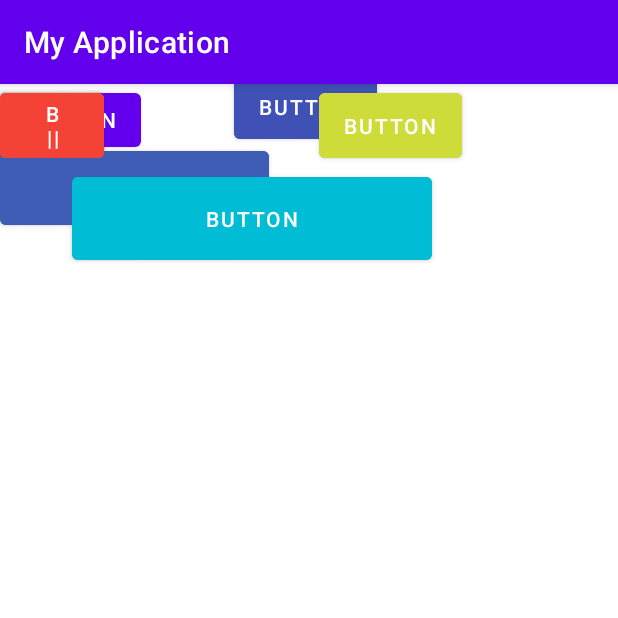
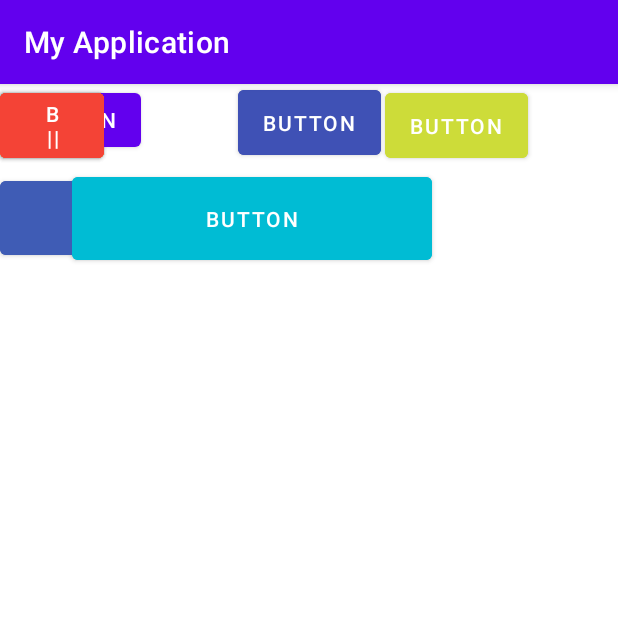
Before and after one commit to 1234dimaa/Hello, an Android app: the screen it shows after launch (MainActivity), on a phone screen of 412 x 824 dp, the top half of it. Run offline under Robolectric (Android 15) with nearby library versions, the phone set to English and light mode, and no system bars.

```diff
--- a/app/src/main/res/layout/activity_main.xml
+++ b/app/src/main/res/layout/activity_main.xml
@@ -14,8 +14,8 @@
         android:text="Button"
         app:layout_constraintBottom_toTopOf="@+id/button3"
         app:layout_constraintTop_toBottomOf="@+id/button"
-        app:layout_constraintVertical_bias="0.457"
-        tools:layout_editor_absoluteX="155dp" />
+        app:layout_constraintVertical_bias="0.351"
+        tools:layout_editor_absoluteX="96dp" />
 
     <Button
         android:id="@+id/button"
@@ -33,15 +33,15 @@
         android:layout_width="wrap_content"
         android:layout_height="wrap_content"
         android:text="Button"
-        tools:layout_editor_absoluteX="195dp"
-        tools:layout_editor_absoluteY="258dp" />
+        tools:layout_editor_absoluteX="141dp"
+        tools:layout_editor_absoluteY="256dp" />
 
     <Button
         android:id="@+id/button4"
         android:layout_width="100dp"
         android:layout_height="44dp"
-        android:layout_marginStart="96dp"
-        android:layout_marginBottom="48dp"
+        android:layout_marginStart="56dp"
+        android:layout_marginBottom="60dp"
         android:background="#009688"
         android:backgroundTint="#009688"
         android:text="Button"
@@ -56,20 +56,19 @@
         android:text="Button"
         app:layout_constraintBottom_toTopOf="@+id/button8"
         app:layout_constraintEnd_toEndOf="parent"
-        app:layout_constraintHorizontal_bias="0.492"
         app:layout_constraintStart_toStartOf="parent"
         app:layout_constraintTop_toBottomOf="@+id/button3"
-        app:layout_constraintVertical_bias="0.595" />
+        app:layout_constraintVertical_bias="0.49" />
 
     <Button
         android:id="@+id/button6"
         android:layout_width="95dp"
         android:layout_height="55dp"
-        android:layout_marginEnd="104dp"
+        android:layout_marginEnd="60dp"
         android:backgroundTint="#CDDC39"
         android:text="Button"
         app:layout_constraintEnd_toEndOf="parent"
-        tools:layout_editor_absoluteY="365dp" />
+        tools:layout_editor_absoluteY="354dp" />
 
     <Button
         android:id="@+id/button7"
@@ -77,7 +76,7 @@
         android:layout_height="55dp"
         android:backgroundTint="#FF9800"
         android:text="B         ||"
-        tools:layout_editor_absoluteX="141dp"
+        tools:layout_editor_absoluteX="97dp"
         tools:layout_editor_absoluteY="461dp" />
 
     <Button
@@ -86,7 +85,7 @@
         android:layout_height="55dp"
         android:backgroundTint="#FF5722"
         android:text="B       ||"
-        tools:layout_editor_absoluteX="210dp"
+        tools:layout_editor_absoluteX="166dp"
         tools:layout_editor_absoluteY="461dp" />
 
     <Button
@@ -95,6 +94,6 @@
         android:layout_height="55dp"
         android:backgroundTint="#F44336"
         android:text="B       ||"
-        tools:layout_editor_absoluteX="279dp"
+        tools:layout_editor_absoluteX="235dp"
         tools:layout_editor_absoluteY="461dp" />
 </androidx.constraintlayout.widget.ConstraintLayout>
```
